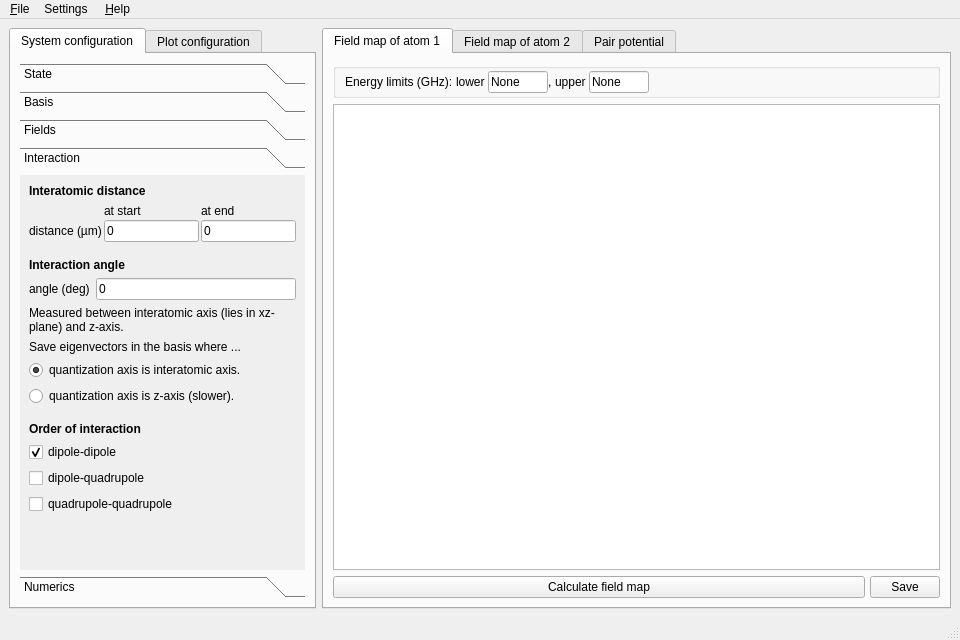
Old version of the form gui/plotter.ui in the repository pairinteraction/pairinteraction.
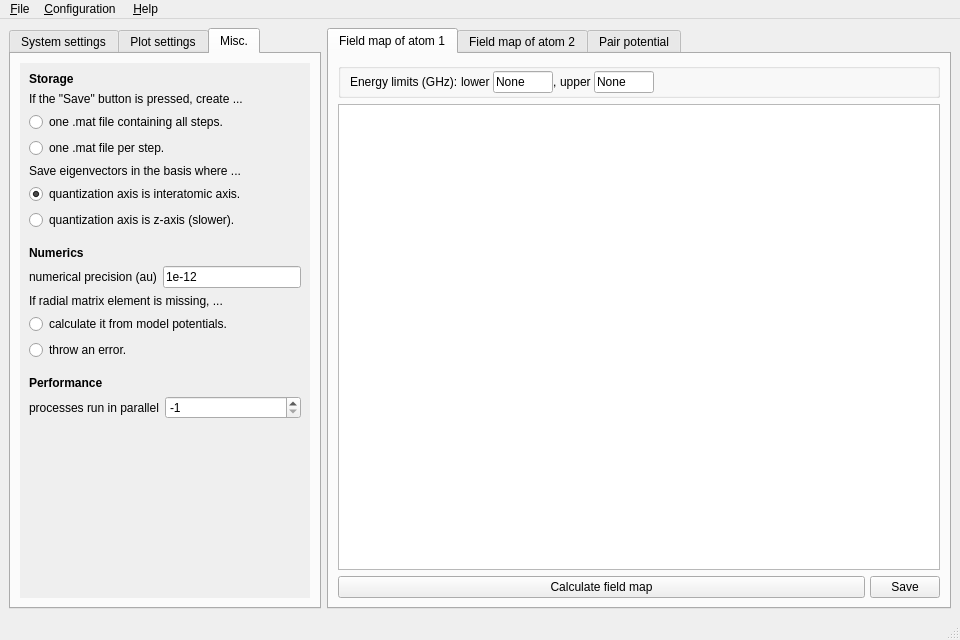
New version of the form. The open tabs and pages were chosen to show the change. Custom widgets are drawn as their Qt base class.

Patch:
```diff
--- a/gui/plotter.ui
+++ b/gui/plotter.ui
@@ -34,7 +34,7 @@
       </property>
       <widget class="QWidget" name="tab_system">
        <attribute name="title">
-        <string>System configuration</string>
+        <string>System settings</string>
        </attribute>
        <layout class="QVBoxLayout" name="verticalLayout_14">
         <item>
@@ -50,7 +50,7 @@
           </property>
           <property name="minimumSize">
            <size>
-            <width>285</width>
+            <width>290</width>
             <height>0</height>
            </size>
           </property>
@@ -1467,8 +1467,8 @@
             <rect>
              <x>0</x>
              <y>0</y>
-             <width>285</width>
-             <height>395</height>
+             <width>290</width>
+             <height>356</height>
             </rect>
            </property>
            <attribute name="label">
@@ -1614,39 +1614,6 @@
               </property>
              </widget>
             </item>
-            <item>
-             <widget class="QLabel" name="label_87">
-              <property name="text">
-               <string>Save eigenvectors in the basis where ...</string>
-              </property>
-              <property name="textFormat">
-               <enum>Qt::AutoText</enum>
-              </property>
-              <property name="alignment">
-               <set>Qt::AlignBottom|Qt::AlignLeading|Qt::AlignLeft</set>
-              </property>
-              <property name="wordWrap">
-               <bool>true</bool>
-              </property>
-             </widget>
-            </item>
-            <item>
-             <widget class="QRadioButton" name="radiobutton_system_quantizationInteratomic">
-              <property name="text">
-               <string>quantization axis is interatomic axis.</string>
-              </property>
-              <property name="checked">
-               <bool>true</bool>
-              </property>
-             </widget>
-            </item>
-            <item>
-             <widget class="QRadioButton" name="radiobutton_system_quantizationZ">
-              <property name="text">
-               <string>quantization axis is z-axis (slower).</string>
-              </property>
-             </widget>
-            </item>
             <item>
              <spacer name="verticalSpacer_21">
               <property name="orientation">
@@ -1672,33 +1639,66 @@
                </font>
               </property>
               <property name="text">
-               <string>Order of interaction</string>
+               <string>Multipole expansion</string>
               </property>
              </widget>
             </item>
             <item>
-             <widget class="QCheckBox" name="checkbox_system_dd">
-              <property name="text">
-               <string>dipole-dipole</string>
+             <layout class="QFormLayout" name="formLayout_37">
+              <property name="sizeConstraint">
+               <enum>QLayout::SetDefaultConstraint</enum>
               </property>
-              <property name="checked">
-               <bool>true</bool>
+              <property name="fieldGrowthPolicy">
+               <enum>QFormLayout::ExpandingFieldsGrow</enum>
               </property>
-             </widget>
-            </item>
-            <item>
-             <widget class="QCheckBox" name="checkbox_system_dq">
-              <property name="text">
-               <string>dipole-quadrupole</string>
+              <property name="labelAlignment">
+               <set>Qt::AlignLeading|Qt::AlignLeft|Qt::AlignVCenter</set>
               </property>
-             </widget>
-            </item>
-            <item>
-             <widget class="QCheckBox" name="checkbox_system_qq">
-              <property name="text">
-               <string>quadrupole-quadrupole</string>
+              <property name="formAlignment">
+               <set>Qt::AlignLeading|Qt::AlignLeft|Qt::AlignTop</set>
               </property>
-             </widget>
+              <property name="verticalSpacing">
+               <number>2</number>
+              </property>
+              <item row="0" column="1">
+               <widget class="QSpinBox" name="spinbox_system_exponent">
+                <property name="enabled">
+                 <bool>true</bool>
+                </property>
+                <property name="sizePolicy">
+                 <sizepolicy hsizetype="Expanding" vsizetype="Fixed">
+                  <horstretch>0</horstretch>
+                  <verstretch>0</verstretch>
+                 </sizepolicy>
+                </property>
+                <property name="statusTip">
+                 <string>A value smaller than 3 disables the interacton between the atoms.</string>
+                </property>
+                <property name="minimum">
+                 <number>2</number>
+                </property>
+                <property name="maximum">
+                 <number>9</number>
+                </property>
+                <property name="value">
+                 <number>3</number>
+                </property>
+               </widget>
+              </item>
+              <item row="0" column="0">
+               <widget class="QLabel" name="label_89">
+                <property name="enabled">
+                 <bool>true</bool>
+                </property>
+                <property name="text">
+                 <string>max. order</string>
+                </property>
+                <property name="textFormat">
+                 <enum>Qt::AutoText</enum>
+                </property>
+               </widget>
+              </item>
+             </layout>
             </item>
             <item>
              <spacer name="verticalSpacer_9">
@@ -1728,9 +1728,9 @@
             </rect>
            </property>
            <attribute name="label">
-            <string>Numerics</string>
+            <string>Steps</string>
            </attribute>
-           <layout class="QVBoxLayout" name="verticalLayout_13">
+           <layout class="QVBoxLayout" name="verticalLayout_16">
             <item>
              <layout class="QFormLayout" name="formLayout_16">
               <property name="sizeConstraint">
@@ -1777,43 +1777,10 @@
                 </property>
                </widget>
               </item>
-              <item row="1" column="0">
-               <widget class="QLabel" name="label_system_precision">
-                <property name="text">
-                 <string>numerical precision (au)</string>
-                </property>
-               </widget>
-              </item>
-              <item row="1" column="1">
-               <widget class="QLineEdit" name="lineedit_system_precision">
-                <property name="sizePolicy">
-                 <sizepolicy hsizetype="Expanding" vsizetype="Fixed">
-                  <horstretch>0</horstretch>
-                  <verstretch>0</verstretch>
-                 </sizepolicy>
-                </property>
-                <property name="inputMask">
-                 <string>1e-12</string>
-                </property>
-               </widget>
-              </item>
              </layout>
             </item>
             <item>
-             <widget class="QCheckBox" name="checkbox_calc_missing">
-              <property name="whatsThis">
-               <string>&lt;html&gt;&lt;head/&gt;&lt;body&gt;&lt;p&gt;CAVEAT: You have to provide &lt;b&gt;all&lt;/b&gt; matrix elements on your own if you uncheck this!&lt;/p&gt;&lt;/body&gt;&lt;/html&gt;</string>
-              </property>
-              <property name="text">
-               <string>Calculate missing matrix elements</string>
-              </property>
-              <property name="checked">
-               <bool>true</bool>
-              </property>
-             </widget>
-            </item>
-            <item>
-             <spacer name="verticalSpacer_5">
+             <spacer name="verticalSpacer_10">
               <property name="orientation">
                <enum>Qt::Vertical</enum>
               </property>
@@ -1833,7 +1800,7 @@
       </widget>
       <widget class="QWidget" name="tab_plot">
        <attribute name="title">
-        <string>Plot configuration</string>
+        <string>Plot settings</string>
        </attribute>
        <layout class="QVBoxLayout" name="verticalLayout_15">
         <item>
@@ -3312,6 +3279,308 @@
         </item>
        </layout>
       </widget>
+      <widget class="QWidget" name="tab">
+       <attribute name="title">
+        <string>Misc.</string>
+       </attribute>
+       <layout class="QVBoxLayout" name="verticalLayout_13">
+        <item>
+         <widget class="QScrollArea" name="scrollArea_2">
+          <property name="sizePolicy">
+           <sizepolicy hsizetype="Ignored" vsizetype="Expanding">
+            <horstretch>0</horstretch>
+            <verstretch>0</verstretch>
+           </sizepolicy>
+          </property>
+          <property name="minimumSize">
+           <size>
+            <width>290</width>
+            <height>0</height>
+           </size>
+          </property>
+          <property name="frameShape">
+           <enum>QFrame::NoFrame</enum>
+          </property>
+          <property name="widgetResizable">
+           <bool>true</bool>
+          </property>
+          <widget class="QWidget" name="scrollAreaWidgetContents_2">
+           <property name="geometry">
+            <rect>
+             <x>0</x>
+             <y>0</y>
+             <width>290</width>
+             <height>526</height>
+            </rect>
+           </property>
+           <layout class="QVBoxLayout" name="verticalLayout_9">
+            <item>
+             <widget class="QLabel" name="label_86">
+              <property name="font">
+               <font>
+                <weight>75</weight>
+                <bold>true</bold>
+               </font>
+              </property>
+              <property name="text">
+               <string>Storage</string>
+              </property>
+             </widget>
+            </item>
+            <item>
+             <widget class="QLabel" name="label_27">
+              <property name="text">
+               <string>If the &quot;Save&quot; button is pressed, create ...</string>
+              </property>
+             </widget>
+            </item>
+            <item>
+             <widget class="QRadioButton" name="radiobutton_system_matCombined">
+              <property name="text">
+               <string>one .mat file containing all steps.</string>
+              </property>
+              <property name="checked">
+               <bool>false</bool>
+              </property>
+             </widget>
+            </item>
+            <item>
+             <widget class="QRadioButton" name="radiobutton_system_matSeparate">
+              <property name="text">
+               <string>one .mat file per step.</string>
+              </property>
+              <property name="checked">
+               <bool>false</bool>
+              </property>
+             </widget>
+            </item>
+            <item>
+             <widget class="QLabel" name="label_87">
+              <property name="text">
+               <string>Save eigenvectors in the basis where ...</string>
+              </property>
+              <property name="textFormat">
+               <enum>Qt::AutoText</enum>
+              </property>
+              <property name="alignment">
+               <set>Qt::AlignBottom|Qt::AlignLeading|Qt::AlignLeft</set>
+              </property>
+              <property name="wordWrap">
+               <bool>true</bool>
+              </property>
+             </widget>
+            </item>
+            <item>
+             <widget class="QRadioButton" name="radiobutton_system_quantizationInteratomic">
+              <property name="text">
+               <string>quantization axis is interatomic axis.</string>
+              </property>
+              <property name="checked">
+               <bool>true</bool>
+              </property>
+             </widget>
+            </item>
+            <item>
+             <widget class="QRadioButton" name="radiobutton_system_quantizationZ">
+              <property name="text">
+               <string>quantization axis is z-axis (slower).</string>
+              </property>
+             </widget>
+            </item>
+            <item>
+             <spacer name="verticalSpacer_23">
+              <property name="orientation">
+               <enum>Qt::Vertical</enum>
+              </property>
+              <property name="sizeType">
+               <enum>QSizePolicy::Fixed</enum>
+              </property>
+              <property name="sizeHint" stdset="0">
+               <size>
+                <width>20</width>
+                <height>10</height>
+               </size>
+              </property>
+             </spacer>
+            </item>
+            <item>
+             <widget class="QLabel" name="label_91">
+              <property name="font">
+               <font>
+                <weight>75</weight>
+                <bold>true</bold>
+               </font>
+              </property>
+              <property name="text">
+               <string>Numerics</string>
+              </property>
+             </widget>
+            </item>
+            <item>
+             <layout class="QFormLayout" name="formLayout_36">
+              <property name="sizeConstraint">
+               <enum>QLayout::SetDefaultConstraint</enum>
+              </property>
+              <property name="fieldGrowthPolicy">
+               <enum>QFormLayout::ExpandingFieldsGrow</enum>
+              </property>
+              <property name="labelAlignment">
+               <set>Qt::AlignLeading|Qt::AlignLeft|Qt::AlignVCenter</set>
+              </property>
+              <property name="formAlignment">
+               <set>Qt::AlignLeading|Qt::AlignLeft|Qt::AlignTop</set>
+              </property>
+              <property name="verticalSpacing">
+               <number>2</number>
+              </property>
+              <item row="0" column="0">
+               <widget class="QLabel" name="label_system_precision">
+                <property name="text">
+                 <string>numerical precision (au)</string>
+                </property>
+               </widget>
+              </item>
+              <item row="0" column="1">
+               <widget class="QLineEdit" name="lineedit_system_precision">
+                <property name="sizePolicy">
+                 <sizepolicy hsizetype="Expanding" vsizetype="Fixed">
+                  <horstretch>0</horstretch>
+                  <verstretch>0</verstretch>
+                 </sizepolicy>
+                </property>
+                <property name="inputMask">
+                 <string>1e-12</string>
+                </property>
+               </widget>
+              </item>
+             </layout>
+            </item>
+            <item>
+             <widget class="QLabel" name="label">
+              <property name="text">
+               <string>If radial matrix element is missing, ...</string>
+              </property>
+             </widget>
+            </item>
+            <item>
+             <widget class="QRadioButton" name="radiobutton_system_missingCalc">
+              <property name="text">
+               <string>calculate it from model potentials.</string>
+              </property>
+              <property name="checked">
+               <bool>false</bool>
+              </property>
+             </widget>
+            </item>
+            <item>
+             <widget class="QRadioButton" name="radiobutton_system_missingError">
+              <property name="text">
+               <string>throw an error.</string>
+              </property>
+             </widget>
+            </item>
+            <item>
+             <spacer name="verticalSpacer_24">
+              <property name="orientation">
+               <enum>Qt::Vertical</enum>
+              </property>
+              <property name="sizeType">
+               <enum>QSizePolicy::Fixed</enum>
+              </property>
+              <property name="sizeHint" stdset="0">
+               <size>
+                <width>20</width>
+                <height>10</height>
+               </size>
+              </property>
+             </spacer>
+            </item>
+            <item>
+             <widget class="QLabel" name="label_90">
+              <property name="font">
+               <font>
+                <weight>75</weight>
+                <bold>true</bold>
+               </font>
+              </property>
+              <property name="text">
+               <string>Performance</string>
+              </property>
+             </widget>
+            </item>
+            <item>
+             <layout class="QFormLayout" name="formLayout_35">
+              <property name="sizeConstraint">
+               <enum>QLayout::SetDefaultConstraint</enum>
+              </property>
+              <property name="fieldGrowthPolicy">
+               <enum>QFormLayout::ExpandingFieldsGrow</enum>
+              </property>
+              <property name="labelAlignment">
+               <set>Qt::AlignLeading|Qt::AlignLeft|Qt::AlignVCenter</set>
+              </property>
+              <property name="formAlignment">
+               <set>Qt::AlignLeading|Qt::AlignLeft|Qt::AlignTop</set>
+              </property>
+              <property name="verticalSpacing">
+               <number>2</number>
+              </property>
+              <item row="0" column="0">
+               <widget class="QLabel" name="label_88">
+                <property name="text">
+                 <string>processes run in parallel</string>
+                </property>
+                <property name="textFormat">
+                 <enum>Qt::AutoText</enum>
+                </property>
+               </widget>
+              </item>
+              <item row="0" column="1">
+               <widget class="QSpinBox" name="spinbox_system_cores">
+                <property name="sizePolicy">
+                 <sizepolicy hsizetype="Expanding" vsizetype="Fixed">
+                  <horstretch>0</horstretch>
+                  <verstretch>0</verstretch>
+                 </sizepolicy>
+                </property>
+                <property name="statusTip">
+                 <string>A value of -1 means that all available CPU cores are used.</string>
+                </property>
+                <property name="minimum">
+                 <number>-1</number>
+                </property>
+                <property name="maximum">
+                 <number>9999</number>
+                </property>
+                <property name="value">
+                 <number>-1</number>
+                </property>
+               </widget>
+              </item>
+             </layout>
+            </item>
+            <item>
+             <spacer name="verticalSpacer_5">
+              <property name="orientation">
+               <enum>Qt::Vertical</enum>
+              </property>
+              <property name="sizeType">
+               <enum>QSizePolicy::Expanding</enum>
+              </property>
+              <property name="sizeHint" stdset="0">
+               <size>
+                <width>20</width>
+                <height>0</height>
+               </size>
+              </property>
+             </spacer>
+            </item>
+           </layout>
+          </widget>
+         </widget>
+        </item>
+       </layout>
+      </widget>
      </widget>
     </item>
     <item>
@@ -4122,7 +4391,7 @@
      <x>0</x>
      <y>0</y>
      <width>960</width>
-     <height>19</height>
+     <height>22</height>
     </rect>
    </property>
    <widget class="QMenu" name="menu_File">
@@ -4145,9 +4414,9 @@
     </property>
     <addaction name="action_whatsthis"/>
    </widget>
-   <widget class="QMenu" name="menuCache">
+   <widget class="QMenu" name="menu_Configuration">
     <property name="title">
-     <string>Settings</string>
+     <string>&amp;Configuration</string>
     </property>
     <addaction name="action_cache_directory"/>
     <addaction name="action_cache_clear"/>
@@ -4157,7 +4426,7 @@
     <addaction name="action_pconf_reset"/>
    </widget>
    <addaction name="menu_File"/>
-   <addaction name="menuCache"/>
+   <addaction name="menu_Configuration"/>
    <addaction name="menu_help"/>
   </widget>
   <widget class="QStatusBar" name="statusbar"/>
```
Left out of the diff: 58 changed lines with no effect on the pictures.
